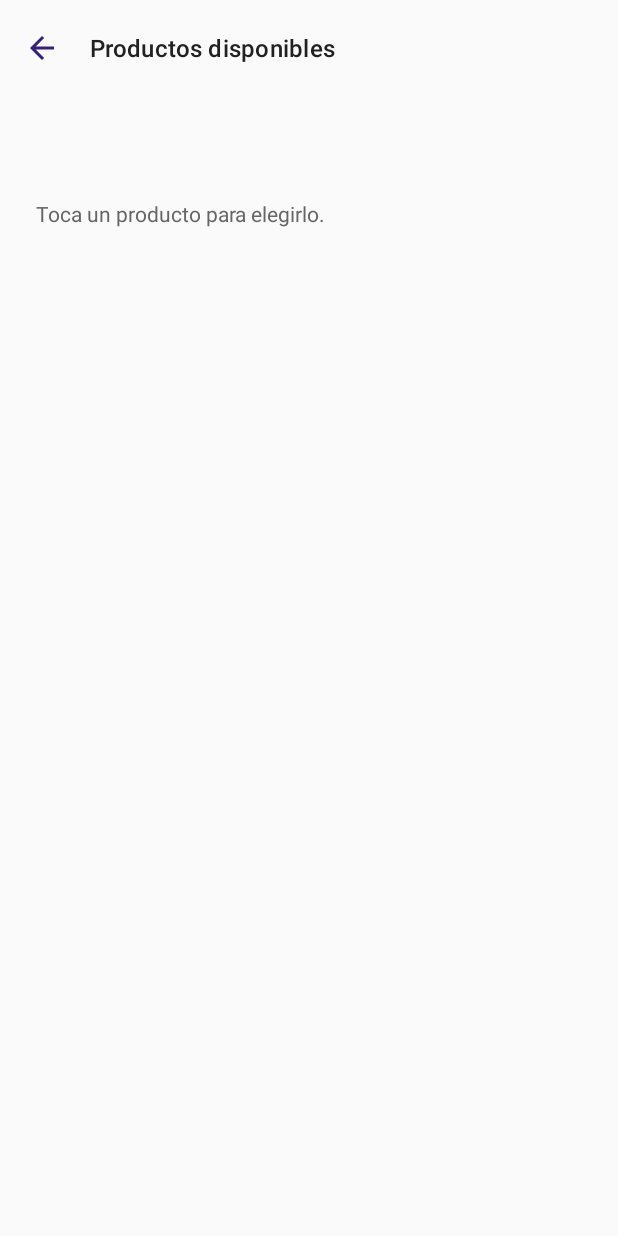
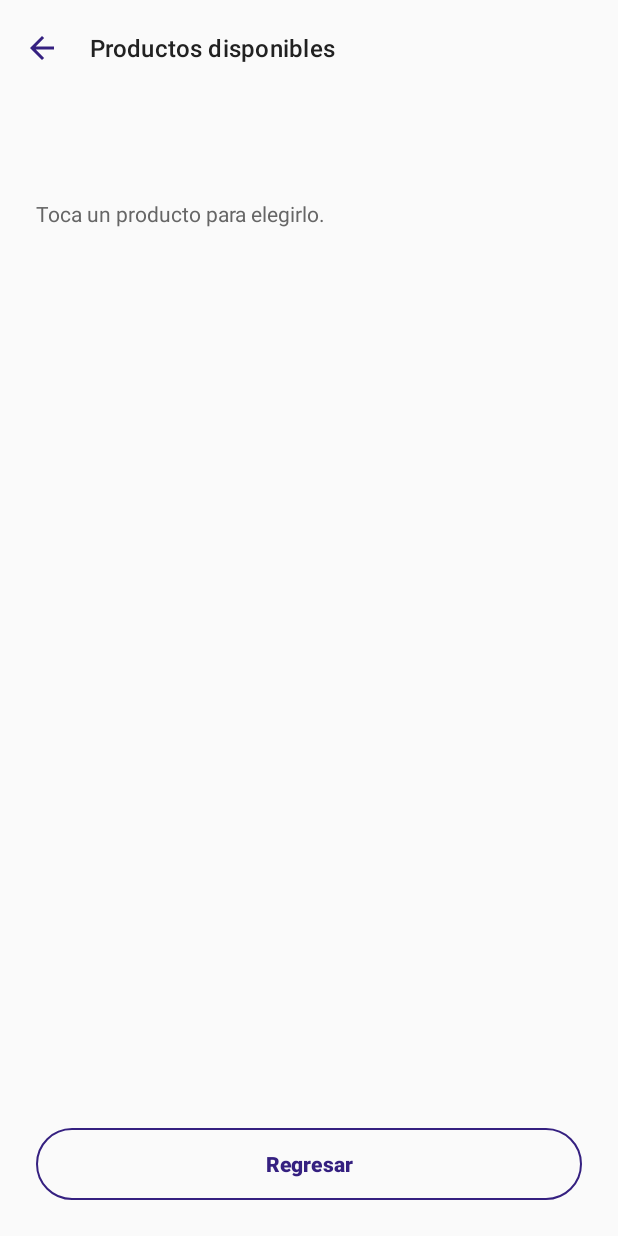
Before and after one commit to RAGM80/Ambulantitos, an Android app built with Jetpack Compose: the layout pantalla_productos_cliente.xml on its own in the app's theme, with its tools: preview values and no code run, on a phone screen of 412 x 824 dp. Run offline under Robolectric (Android 15) with nearby library versions, the phone set to English and light mode, and no system bars.

Commit message:
Productos del lado del cliente terminados

```diff
--- a/features/cliente/src/main/res/layout/pantalla_productos_cliente.xml
+++ b/features/cliente/src/main/res/layout/pantalla_productos_cliente.xml
@@ -5,8 +5,8 @@
     xmlns:tools="http://schemas.android.com/tools"
     android:layout_width="match_parent"
     android:layout_height="match_parent"
+    android:background="?attr/colorSurface"
     android:orientation="vertical"
-    android:background="?attr/colorSurface"
     android:theme="@style/TemaClienteAmbulantitos"
     tools:theme="@style/TemaClienteAmbulantitos">
     <!--Barra superior-->
@@ -15,12 +15,12 @@
         android:layout_width="match_parent"
         android:layout_height="?attr/actionBarSize"
         android:background="?attr/colorSurface"
+        app:navigationContentDescription="@string/cliente_registro_volver"
+        app:navigationIcon="@drawable/icono_regresar_cliente"
+        app:navigationIconTint="?attr/colorPrimary"
         app:title="@string/cliente_productos_titulo"
         app:titleTextAppearance="@style/TextAppearance.Material3.TitleMedium"
-        app:titleTextColor="?attr/colorOnSurface"
-        app:navigationIcon="@drawable/icono_regresar_cliente"
-        app:navigationIconTint="?attr/colorPrimary"
-        app:navigationContentDescription="@string/cliente_registro_volver" />
+        app:titleTextColor="?attr/colorOnSurface" />
     <!--Contenido del catálogo-->
     <LinearLayout
         android:id="@+id/contenido_productos_cliente"
@@ -52,10 +52,27 @@
             android:id="@+id/lista_productos_cliente"
             android:layout_width="match_parent"
             android:layout_height="0dp"
+            android:layout_marginTop="24dp"
             android:layout_weight="1"
-            android:layout_marginTop="24dp"
             android:contentDescription="@string/cliente_productos_titulo"
             app:layoutManager="androidx.recyclerview.widget.LinearLayoutManager"
             tools:itemCount="0" />
+        <!--Botón Regresar-->
+        <com.google.android.material.button.MaterialButton
+            android:id="@+id/boton_regresar_productos_cliente"
+            style="@style/Widget.Material3.Button.OutlinedButton"
+            android:layout_width="match_parent"
+            android:layout_height="48dp"
+            android:layout_marginTop="16dp"
+            android:insetTop="0dp"
+            android:insetBottom="0dp"
+            android:text="@string/cliente_registro_volver"
+            android:textAllCaps="false"
+            android:textColor="?attr/colorPrimary"
+            android:textSize="14sp"
+            android:textStyle="bold"
+            app:cornerRadius="24dp"
+            app:strokeColor="?attr/colorPrimary"
+            app:strokeWidth="1dp" />
     </LinearLayout>
 </LinearLayout>
```
Also changed, not shown: features/cliente/src/main/res/drawable/icono_ver_producto_cliente.xml (added, +17 -0 lines), features/cliente/src/main/res/layout/elemento_producto_cliente.xml (+7 -0 lines).
